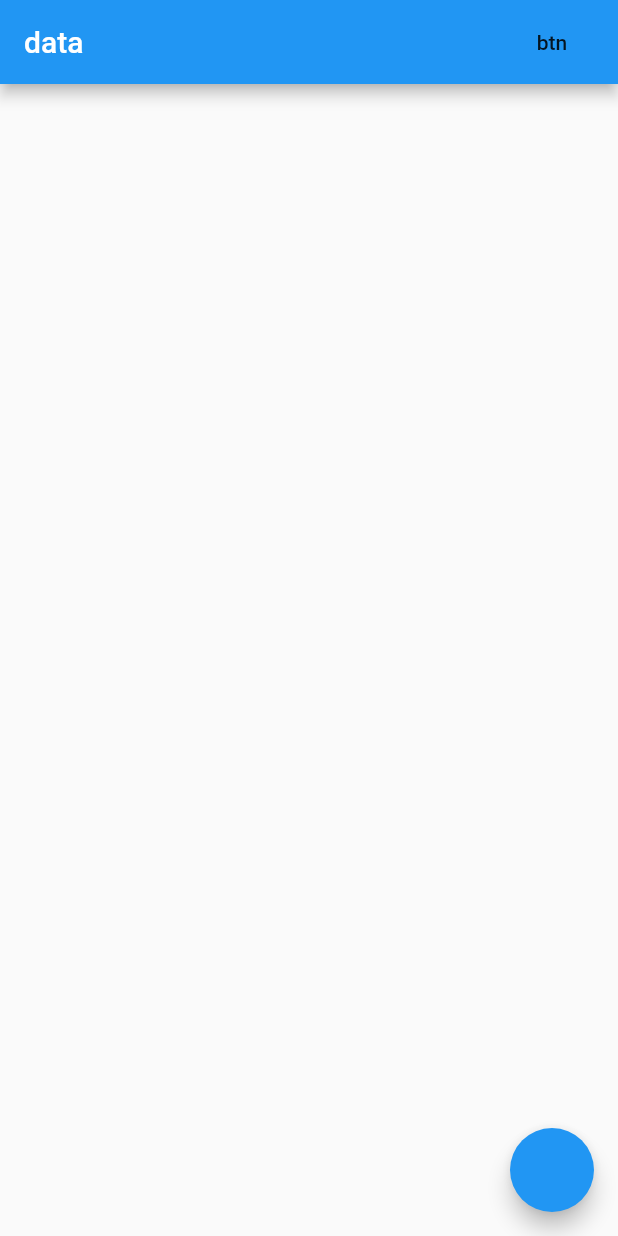
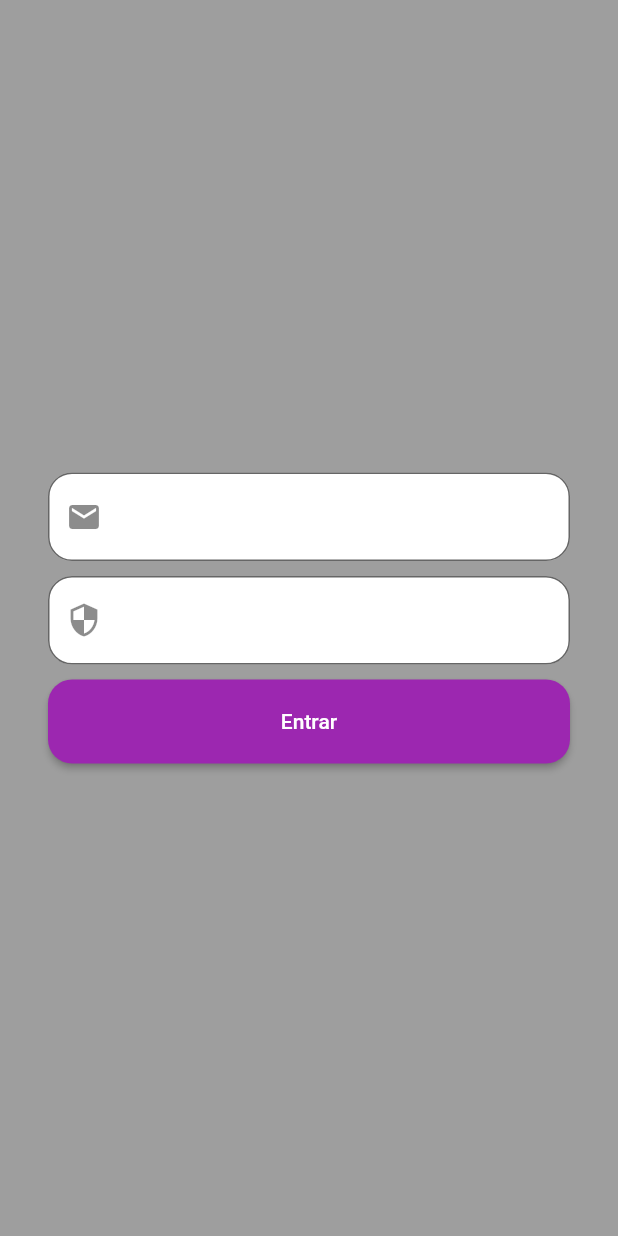
Before and after one commit to AndersonGuerra/flutter-feathers-boilerplate, a Flutter app: the screen it shows after launch, on a phone screen of 412 x 824 dp. Run offline on Flutter 3.47's test engine with Material 2 defaults, Android fonts, the phone set to English and light mode, and no system bars; our stand-ins replace flutter_mobx, mobx; missing offline and left inert: adhara_socket_io; generated files the repository leaves out were written again.

Commit message:
Creation of a login screen

```diff
--- a/lib/main.dart
+++ b/lib/main.dart
@@ -1,5 +1,6 @@
 import 'package:adhara_socket_io/adhara_socket_io.dart';
 import 'package:adhara_test/models/message.dart';
+import 'package:adhara_test/screens/login.dart';
 import 'package:adhara_test/services/socket.dart';
 import 'package:adhara_test/store/messages.dart';
 import 'package:flutter/material.dart';
@@ -8,7 +9,7 @@ import 'package:provider/provider.dart';
 
 void main() => runApp(MaterialApp(
   home: MultiProvider(
-    child: InitialScreen(),
+    child: Login(),
     providers: [
       Provider<Messages>(
         create: (_) => Messages(),
@@ -38,7 +39,6 @@ class InitialScreen extends StatelessWidget {
               "password": "123@mudar"
             }]);
             print(Connector.user);
-            print("conectado");
             Connector.socket.emitWithAck("find", ["messages"]).then((response){
               List messageList = response[0];
               print(response);
--- /dev/null
+++ b/lib/screens/login.dart
@@ -0,0 +1,55 @@
+import 'package:flutter/material.dart';
+
+Widget defaultTextField(IconData icon){
+  return TextField(
+    decoration: InputDecoration(
+      filled: true,
+      fillColor: Colors.white,
+      prefixIcon: Icon(icon),
+      border: OutlineInputBorder(
+        borderRadius: BorderRadius.all(Radius.circular(16))
+      )
+    ),
+  );
+}
+
+Widget defaultButton() {
+  return MaterialButton(
+    padding: EdgeInsets.all(20.0),
+    minWidth: double.infinity,
+    shape: RoundedRectangleBorder(borderRadius: BorderRadius.circular(16)),
+    color: Colors.purple,
+    child: Text("Entrar", style: TextStyle(color: Colors.white),),
+    onPressed: (){
+
+    },
+  );
+}
+
+class Login extends StatefulWidget {
+  @override
+  _LoginState createState() => _LoginState();
+}
+
+class _LoginState extends State<Login> {
+
+  @override
+  Widget build(BuildContext context) {
+    return Scaffold(
+      backgroundColor: Colors.grey,
+      body: Padding(
+        padding: const EdgeInsets.all(32.0),
+        child: Column(
+          mainAxisAlignment: MainAxisAlignment.center,
+          children: <Widget>[
+            defaultTextField(Icons.email),
+            SizedBox(height: 10,),
+            defaultTextField(Icons.security),
+            SizedBox(height: 10,),
+            defaultButton()
+          ],
+        ),
+      ),
+    );
+  }
+}
```
